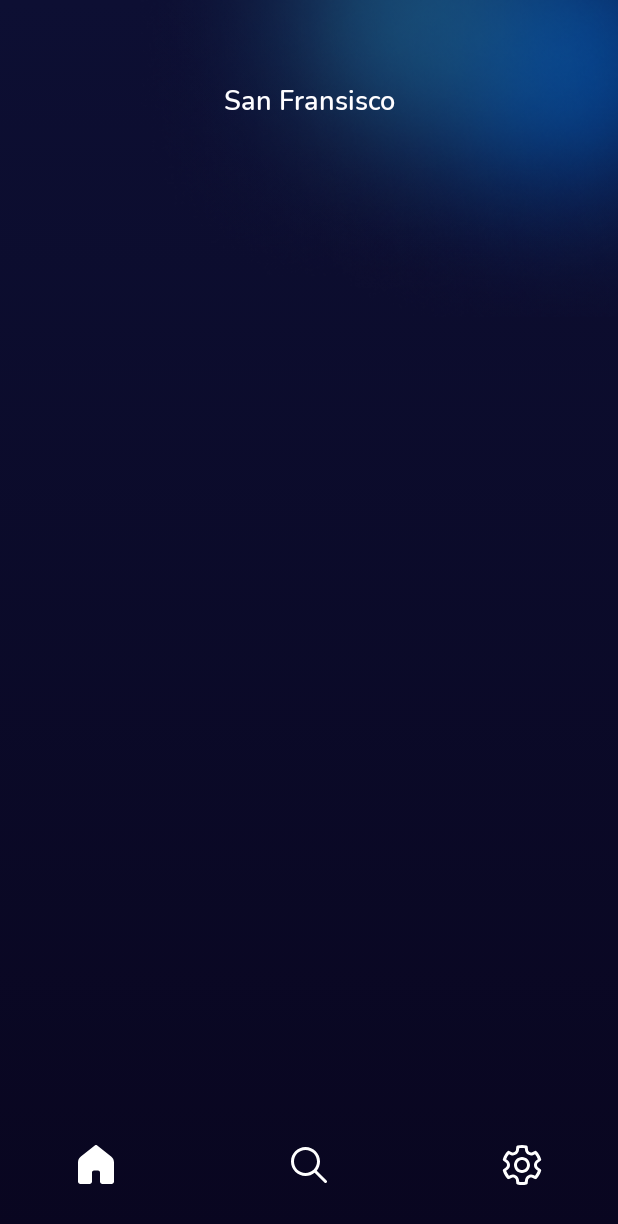
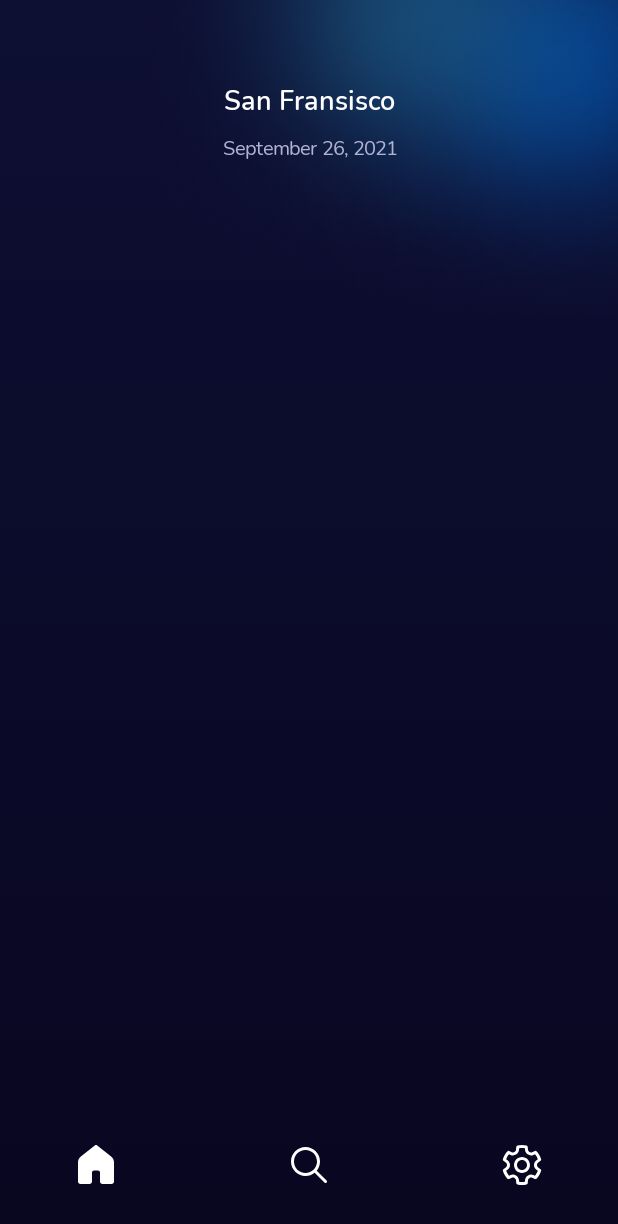
Before and after one commit to phototime/android, an Android app built with Jetpack Compose: the screen it shows after launch (MainActivity), on a phone screen of 412 x 824 dp. Shown: the top 1224 px of the screen. Run offline under Robolectric (Android 15) with nearby library versions, the phone set to English and light mode, and no system bars.

Commit message:
create subtitle component

```diff
--- a/feat/home/src/main/java/dev/zotov/phototime/feat/home/HomeScreen.kt
+++ b/feat/home/src/main/java/dev/zotov/phototime/feat/home/HomeScreen.kt
@@ -15,6 +15,7 @@ import androidx.compose.ui.tooling.preview.Preview
 import androidx.navigation.NavHostController
 import androidx.navigation.compose.rememberNavController
 import dev.zotov.phototime.shared.components.Frame
+import dev.zotov.phototime.shared.components.Subtitle
 import dev.zotov.phototime.shared.components.Title
 import dev.zotov.phototime.shared.theme.PhototimeTheme
 
@@ -22,6 +23,7 @@ import dev.zotov.phototime.shared.theme.PhototimeTheme
 fun HomeScreen(navController: NavHostController) {
     Column(modifier = Modifier.fillMaxSize(), horizontalAlignment = Alignment.CenterHorizontally) {
         Title(text = "San Fransisco")
+        Subtitle(text = "September 26, 2021")
     }
 }
 
--- /dev/null
+++ b/shared/src/main/java/dev/zotov/phototime/shared/components/Subtitle.kt
@@ -0,0 +1,38 @@
+package dev.zotov.phototime.shared.components
+
+
+import androidx.compose.foundation.layout.Box
+import androidx.compose.foundation.layout.padding
+import androidx.compose.foundation.layout.width
+import androidx.compose.material.MaterialTheme
+import androidx.compose.material.Text
+import androidx.compose.runtime.Composable
+import androidx.compose.ui.Modifier
+import androidx.compose.ui.composed
+import androidx.compose.ui.tooling.preview.Preview
+import androidx.compose.ui.unit.dp
+import dev.zotov.phototime.shared.theme.PhototimeTheme
+import dev.zotov.phototime.shared.theme.subtitle
+
+@Composable
+fun Subtitle(modifier: Modifier = Modifier, text: String) {
+    Text(
+        text = text,
+        modifier = Modifier
+            .padding(top = 10.dp)
+            .composed { modifier },
+        style = MaterialTheme.typography.subtitle
+    )
+}
+
+@Composable
+@Preview(showBackground = true, backgroundColor = 0xFF090620)
+private fun Preview() {
+    PhototimeTheme {
+        Box(modifier = Modifier.width(390.dp)) {
+            Title(
+                text = "September 26, 2021",
+            )
+        }
+    }
+}
--- a/shared/src/main/java/dev/zotov/phototime/shared/theme/Color.kt
+++ b/shared/src/main/java/dev/zotov/phototime/shared/theme/Color.kt
@@ -14,3 +14,6 @@ var backgroundGradient = Brush.verticalGradient(
         Color(0xFF090620),
     ),
 )
+
+val White = Color(0xFFFEFDFF)
+val Grey = Color(0xFFB2B3D4)
--- a/shared/src/main/java/dev/zotov/phototime/shared/theme/Type.kt
+++ b/shared/src/main/java/dev/zotov/phototime/shared/theme/Type.kt
@@ -27,6 +27,16 @@ val Typography.title: TextStyle
         fontSize = 18.sp,
         fontWeight = FontWeight.SemiBold,
         fontFamily = fontFamily,
-        color = Color(0xFFFEFDFF),
+        color = White,
         textAlign = TextAlign.Center,
     )
+
+@get:Composable
+val Typography.subtitle: TextStyle
+    get() = TextStyle(
+        fontSize = 13.sp,
+        fontWeight = FontWeight.Normal,
+        fontFamily = fontFamily,
+        color = Grey,
+        textAlign = TextAlign.Center,
+    )
```
